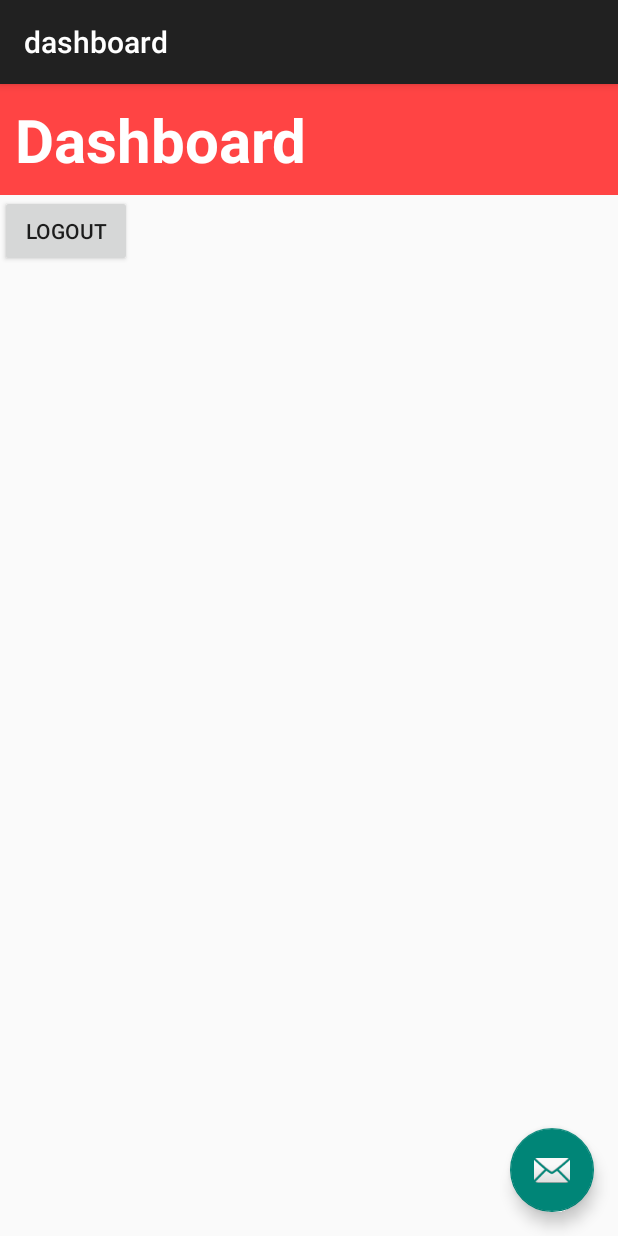
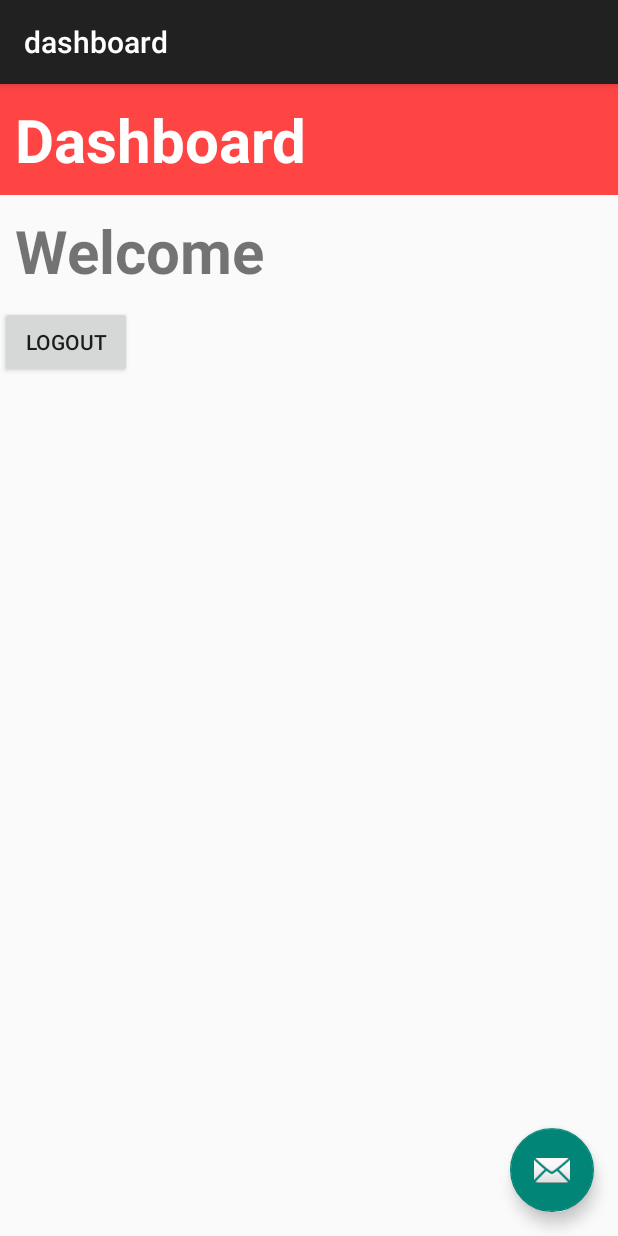
Before and after one commit to DoYouWantToBuildAProgram/Recs-From-Techs, an Android app: the dashboard screen opened directly, with no data from a screen before it, on a phone screen of 412 x 824 dp. Run offline under Robolectric (Android 15) with nearby library versions, the phone set to English and light mode, and no system bars; 1 statement that could not run was skipped.

Commit message:
dashboard displays username

```diff
--- a/app/src/main/java/com/example/erica/recsfromtechs/Login.java
+++ b/app/src/main/java/com/example/erica/recsfromtechs/Login.java
@@ -56,6 +56,11 @@ public class Login extends AppCompatActivity {
 
         if (storedPassword != null && storedPassword.equals(passwordText.getText().toString())) {
             Intent intent = new Intent(this,dashboard.class);
+            //this sends the user name to the dashboard
+            //called "extra", it is essentially a map
+            //"user" is our key
+            intent.putExtra("user", usernameText.getText());
+            Log.v("welcome", "input" + usernameText.getText());
             startActivity(intent);
         } else {
             int duration = Toast.LENGTH_SHORT;
--- a/app/src/main/java/com/example/erica/recsfromtechs/dashboard.java
+++ b/app/src/main/java/com/example/erica/recsfromtechs/dashboard.java
@@ -5,8 +5,10 @@ import android.support.design.widget.FloatingActionButton;
 import android.support.design.widget.Snackbar;
 import android.support.v7.app.AppCompatActivity;
 import android.support.v7.widget.Toolbar;
+import android.util.Log;
 import android.view.View;
 import android.content.Intent;
+import android.widget.TextView;
 
 public class dashboard extends AppCompatActivity {
 
@@ -25,6 +27,26 @@ public class dashboard extends AppCompatActivity {
                         .setAction("Action", null).show();
             }
         });
+
+        String usernameText = "";
+        if(savedInstanceState == null) {
+            //the user name has been passed to the dashboard as an "extra"
+            //works like a map, "user" is our key
+            Log.v("welcome", "saved instance state null");
+            Bundle extras = getIntent().getExtras();
+            usernameText = "" + extras.get("user");
+        } else {
+            Log.v("welcome", "saved instance state not null");
+            usernameText = (String) savedInstanceState.getSerializable("user");
+        }
+        Log.v("welcome", "username is found as "+usernameText);
+
+
+        //This is changing the text at the top of our dashboard to welcome our specific user
+        TextView welcomeTextView =new TextView(this);
+        welcomeTextView =(TextView)findViewById(R.id.welcome);
+        welcomeTextView.setText("Welcome "+usernameText);
+
     }
 
     public void logout(View view) {
--- a/app/src/main/res/layout/content_dashboard.xml
+++ b/app/src/main/res/layout/content_dashboard.xml
@@ -20,6 +20,15 @@
         android:textStyle="bold"
         android:background="@android:color/holo_red_light"
         />
+    <TextView
+        android:id="@+id/welcome"
+        android:text="Welcome"
+        android:layout_width="match_parent"
+        android:layout_height="wrap_content"
+        android:padding="10dp"
+        android:textSize="40sp"
+        android:textStyle="bold"
+        />
 
     <Button
         android:layout_width="wrap_content"
```
